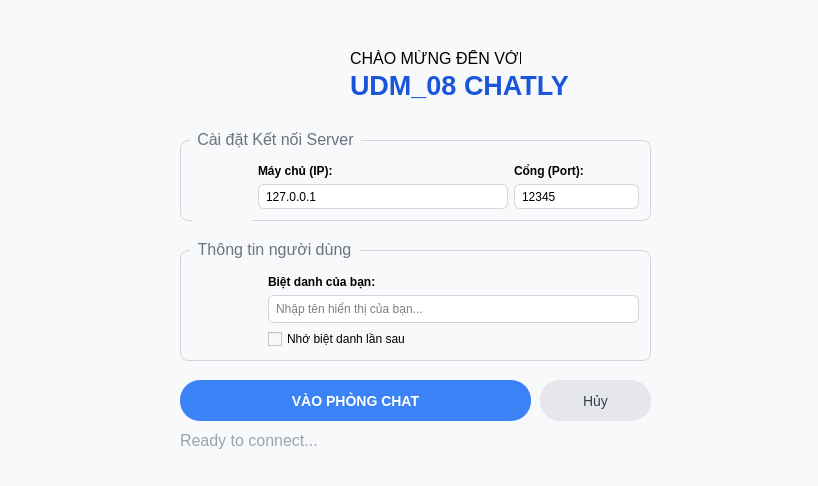
Old version of the form Code/frontend/loginUI.ui in the repository LeHuuTien1006/Chat-GUI-via-TCP---Group-12.
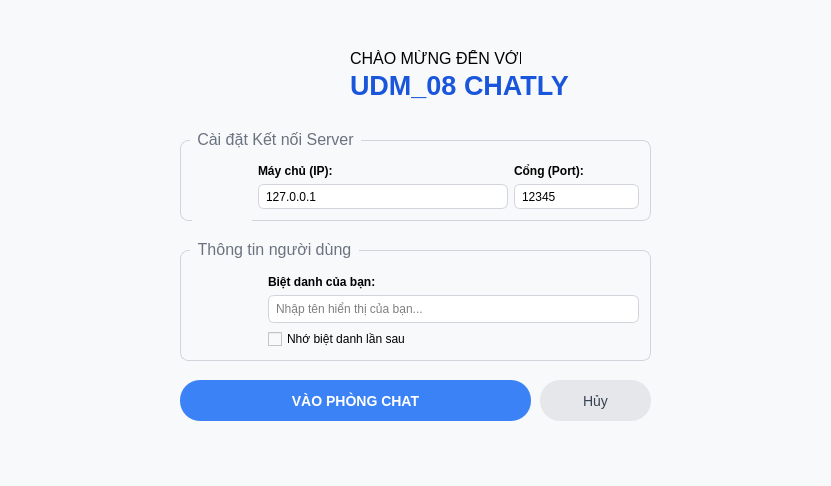
New version of the form. Icons and pictures are not drawn.

```diff
--- a/Code/frontend/loginUI.ui
+++ b/Code/frontend/loginUI.ui
@@ -6,14 +6,20 @@
    <rect>
     <x>0</x>
     <y>0</y>
-    <width>818</width>
+    <width>831</width>
     <height>486</height>
    </rect>
   </property>
+  <property name="minimumSize">
+   <size>
+    <width>831</width>
+    <height>486</height>
+   </size>
+  </property>
   <property name="maximumSize">
    <size>
-    <width>16777215</width>
-    <height>16777215</height>
+    <width>831</width>
+    <height>486</height>
    </size>
   </property>
   <property name="font">
@@ -445,7 +451,7 @@
     <string notr="true">color: #9CA3AF;</string>
    </property>
    <property name="text">
-    <string>Ready to connect...</string>
+    <string/>
    </property>
   </widget>
  </widget>
```
Left out of the diff: 12 changed lines with no effect on the pictures.
